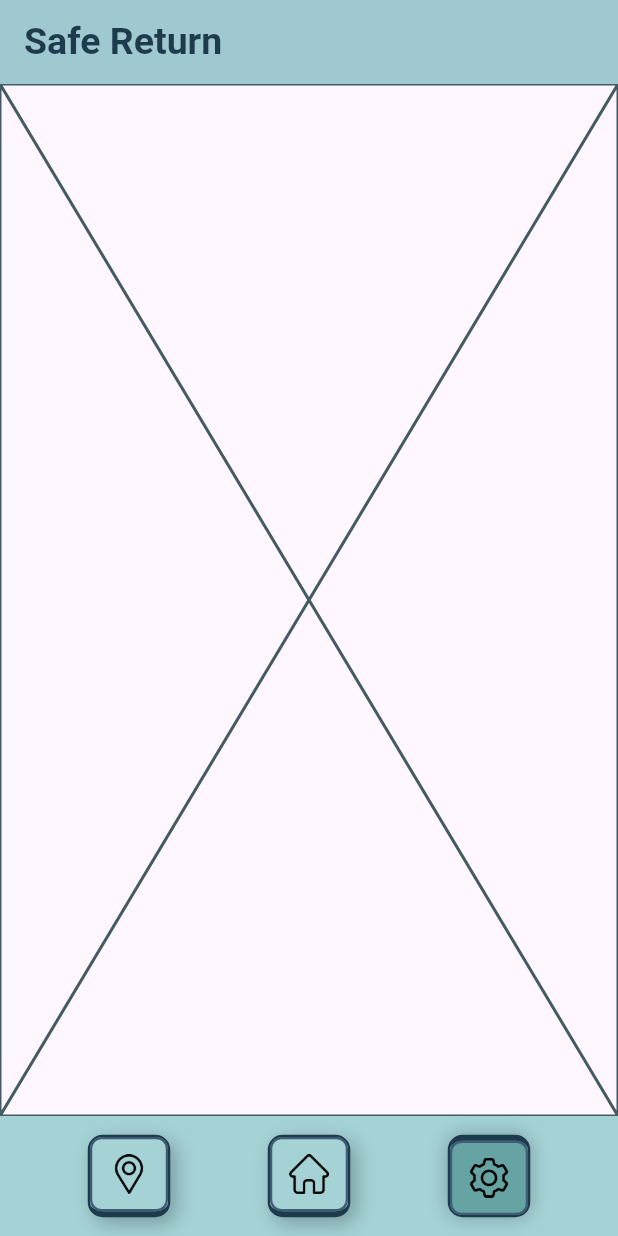
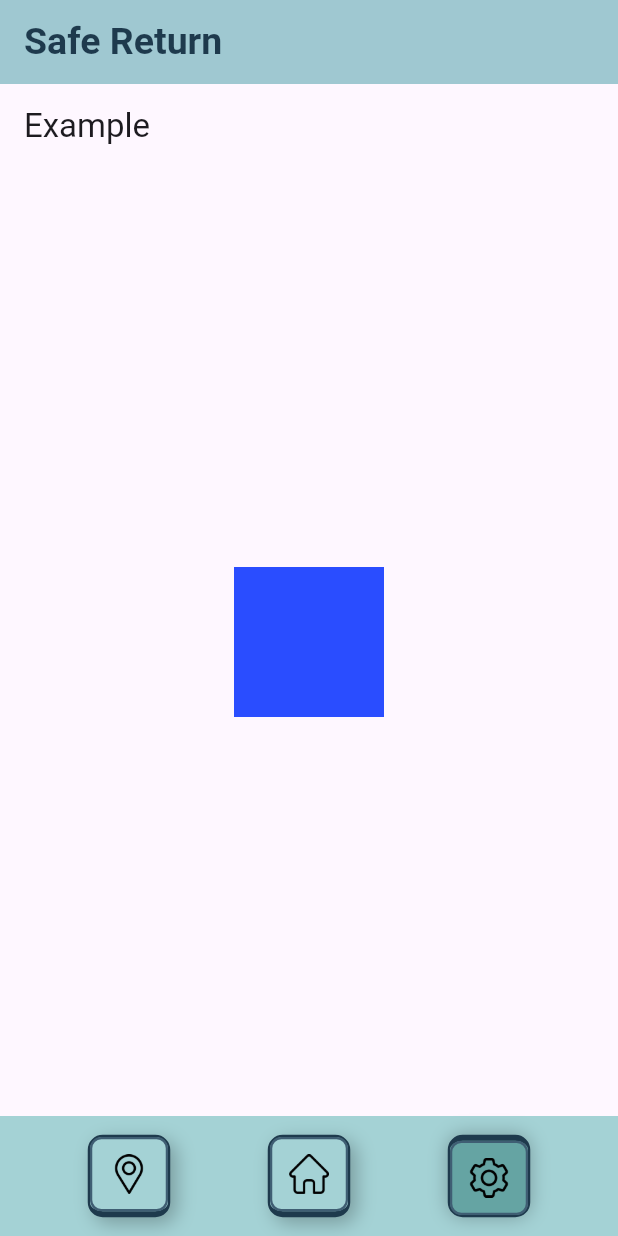
Before and after one commit to ZephLevy/Safe-return, a Flutter app: the screen it shows after launch, item 3 of the bottom bar chosen, on a phone screen of 412 x 824 dp. Run offline on Flutter 3.47's test engine with Material 3 defaults, Android fonts, the light colour scheme and no system bars.

Commit message:
trying out the settings page to see if everything works fine

```diff
--- a/lib/pages/settings_page.dart
+++ b/lib/pages/settings_page.dart
@@ -5,6 +5,16 @@ class SettingsPage extends StatelessWidget {
 
   @override
   Widget build(BuildContext context) {
-    return const Placeholder();
+    return MaterialApp(
+      home: Scaffold(
+        appBar: AppBar(title: Text("Example")),
+        body: Center(
+            child: Container(
+                width: 100,
+                height: 100,
+                margin: EdgeInsets.all(20),
+                color: const Color.fromARGB(255, 42, 77, 255))),
+      ),
+    );
   }
 }
```
